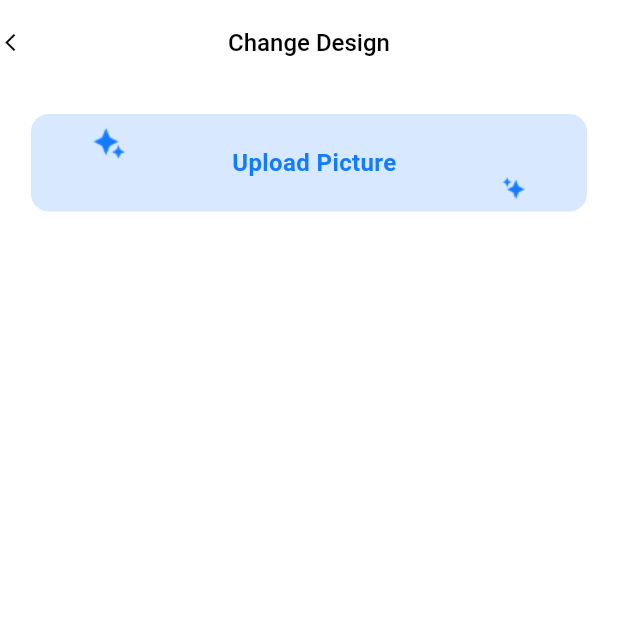
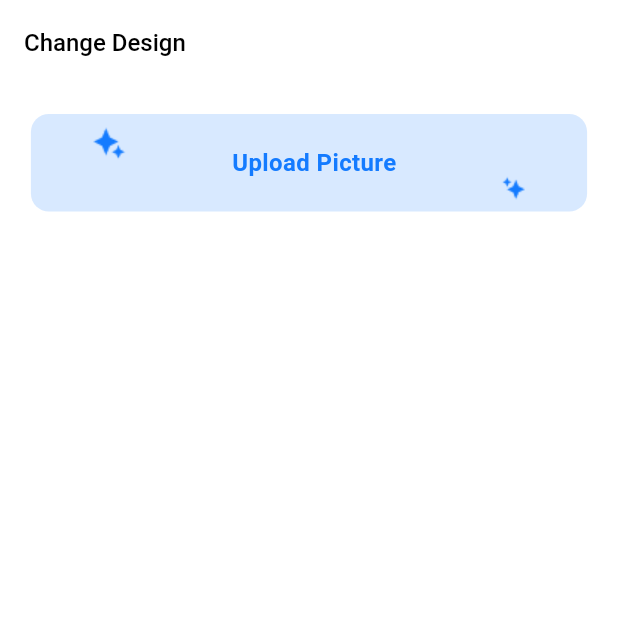
Before and after one commit to jayaprakash8088/image_panning, a Flutter app: the screen it shows after launch, on a phone screen of 412 x 824 dp, the top half of it. Run offline on Flutter 3.47's test engine with Material 2 defaults, Android fonts, the phone set to English and light mode, and no system bars; our stand-ins replace fluttertoast, google_fonts, image_cropper, image_picker.

Commit message:
app bar modified

```diff
--- a/lib/features/view/change_design_screen.dart
+++ b/lib/features/view/change_design_screen.dart
@@ -1,13 +1,12 @@
 import 'package:flutter/material.dart';
 import 'package:google_fonts/google_fonts.dart';
-import 'package:image_panning/features/view/image_view_and_crop_screen.dart';
 import 'package:image_panning/features/view_model/upload_picture_view_model.dart';
-import 'package:image_panning/features/widgets/image_select_pop%20_up.dart';
-import 'package:image_panning/features/widgets/my_app_bar.dart';
 import 'package:image_panning/utils/app_color.dart';
 import 'package:image_panning/utils/app_images.dart';
 import 'package:image_panning/utils/string_constants.dart';
 import 'package:provider/provider.dart';
+
+import '../widgets/bottom_sheet.dart';
 
 class ChangeDesignScreen extends StatelessWidget {
   const ChangeDesignScreen({super.key});
@@ -18,15 +17,23 @@ class ChangeDesignScreen extends StatelessWidget {
         Provider.of<UploadPictureViewModel>(context, listen: false);
     return Scaffold(
       backgroundColor: white,
-      appBar: MyAppBar(
-           changeDesign,
-          context),
+      appBar: AppBar(
+          elevation: 0.0,
+          backgroundColor: Colors.white,
+          foregroundColor: Colors.white,
+          leadingWidth: 10.0,
+          title:  Text(changeDesign,style:  GoogleFonts.roboto(
+            color:black,fontSize: 16.0,
+            fontWeight: FontWeight.w500,
+          ),),
+          centerTitle:false,
+      ),
       body: Column(
         children: [
-          SizedBox(height: 20.0,),
+          const SizedBox(height: 20.0,),
           Center(
             child: GestureDetector(
-              onTap: () => openBottomSheet(context,viewModel),
+              onTap: () => openBottomSheet(context,viewModel,false),
               child: Container(
                 height: 65.0,
                 padding: const EdgeInsets.all(5.0),
@@ -60,38 +67,4 @@ class ChangeDesignScreen extends StatelessWidget {
     );
   }
 
-  openBottomSheet(BuildContext context, UploadPictureViewModel viewModel) {
-    return showModalBottomSheet(
-      context: context,
-      builder: (BuildContext context) {
-        return  SizedBox(
-          height: 120.0,
-          child: Row(
-            crossAxisAlignment: CrossAxisAlignment.center,
-            mainAxisAlignment: MainAxisAlignment.center,
-            children: <Widget>[
-              GestureDetector(
-                  onTap: (){
-                    viewModel.getImageFromCamera(true).then((dynamic value) =>{
-                      if(value!=null){
-                        navigateToNextScreen(context)
-                      }
-                    } );
-                  },
-                  child: const ImageSelectPopUp(title: camera)),
-              const SizedBox(
-                width: 30.0,
-              ),
-              const ImageSelectPopUp(title: gallery),
-            ],
-          ),
-        );
-      },
-    );
-  }
 }
-
-navigateToNextScreen(BuildContext context) {
-  dynamic route=MaterialPageRoute(builder: (context)=>const ImageViewAndCropScreen());
-  Navigator.push(context, route);
-}
--- a/lib/features/view_model/upload_picture_view_model.dart
+++ b/lib/features/view_model/upload_picture_view_model.dart
@@ -23,9 +23,13 @@ class UploadPictureViewModel extends ChangeNotifier{
   bool showLoader=false;
   bool showLoaderForEdit=false;
   bool showLoaderForLongUI=false;
+  bool showPickedImage=false;
   bool customize=false;
+  final scaleMatrix = Matrix4.identity()..scale(0.5);
+   TransformationController transformationController =
+  TransformationController();
   //Image Picker function to get image from camera and gallery
-  Future getImageFromCamera(bool fromCamera) async {
+  Future getImage(bool fromCamera, bool fromUpdate) async {
     XFile? pickedFile;
     if(fromCamera){
       pickedFile=await picker.pickImage(source: ImageSource.camera);
@@ -34,6 +38,9 @@ class UploadPictureViewModel extends ChangeNotifier{
     }
       if (pickedFile != null) {
         image =File(pickedFile.path) ;
+      }
+      if(fromUpdate){
+        changeShowPickedImage();
       }
       return image;
 
@@ -128,6 +135,10 @@ class UploadPictureViewModel extends ChangeNotifier{
     customize=!customize;
     notifyListeners();
   }
+  void changeShowPickedImage(){
+    showPickedImage=!showPickedImage;
+    notifyListeners();
+  }
   Future resizeImage(GlobalKey<State<StatefulWidget>> globalKey)async{
      changeLoaderForLong();
     final boundary = globalKey.currentContext?.findRenderObject() as RenderRepaintBoundary?;
--- a/lib/features/widgets/my_app_bar.dart
+++ /dev/null
@@ -1,28 +0,0 @@
-import 'package:flutter/material.dart';
-import 'package:google_fonts/google_fonts.dart';
-
-import '../../utils/app_color.dart';
-
-
-class MyAppBar extends AppBar{
-  MyAppBar(String title,BuildContext context, {super.key}):super(
-    elevation: 0.0,
-    backgroundColor: Colors.white,
-    foregroundColor: Colors.white,
-    leadingWidth: 5.0,
-    leading: GestureDetector(
-      onTap: () {
-        Navigator.pop(context);
-      },
-      child: const Icon(
-        size:14.0,
-        Icons.arrow_back_ios_sharp,
-        color: black,) ),
-    title:  Text(title,style:  GoogleFonts.roboto(
-      color:black,fontSize: 16.0,
-      fontWeight: FontWeight.w500,
-    ),),
-    centerTitle: true,
-  );
-
-}
```
Also changed, not shown: lib/features/view/edit_card_screen.dart (+27 -7 lines), lib/features/view/image_view_and_crop_screen.dart (+50 -23 lines), lib/features/view/long_image.dart (+52 -6 lines), lib/features/widgets/bottom_sheet.dart (added, +52 -0 lines).
